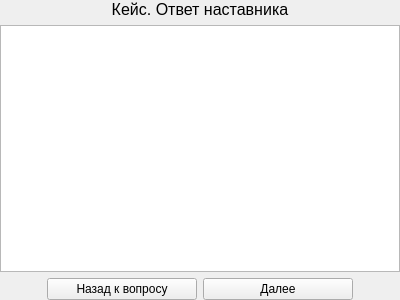
Qt form training/mentoranswerpage.ui (TheMrButcher/offline-mentor) before a commit.
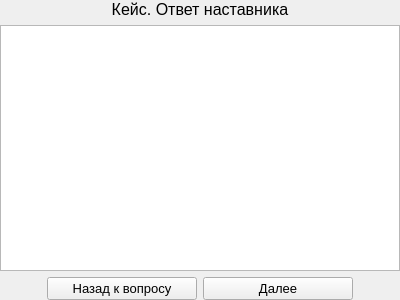
The same form after that commit. Icons and pictures are not drawn.

```diff
--- a/training/mentoranswerpage.ui
+++ b/training/mentoranswerpage.ui
@@ -42,7 +42,14 @@
     </widget>
    </item>
    <item>
-    <widget class="QTextBrowser" name="answerBrowser"/>
+    <widget class="QTextBrowser" name="answerBrowser">
+     <property name="font">
+      <font>
+       <family>Times New Roman</family>
+       <pointsize>14</pointsize>
+      </font>
+     </property>
+    </widget>
    </item>
    <item>
     <layout class="QHBoxLayout" name="horizontalLayout">
@@ -67,6 +74,11 @@
          <height>0</height>
         </size>
        </property>
+       <property name="font">
+        <font>
+         <pointsize>10</pointsize>
+        </font>
+       </property>
        <property name="text">
         <string>Назад к вопросу</string>
        </property>
@@ -84,6 +96,11 @@
          <height>0</height>
         </size>
        </property>
+       <property name="font">
+        <font>
+         <pointsize>10</pointsize>
+        </font>
+       </property>
        <property name="text">
         <string>Далее</string>
        </property>
```
